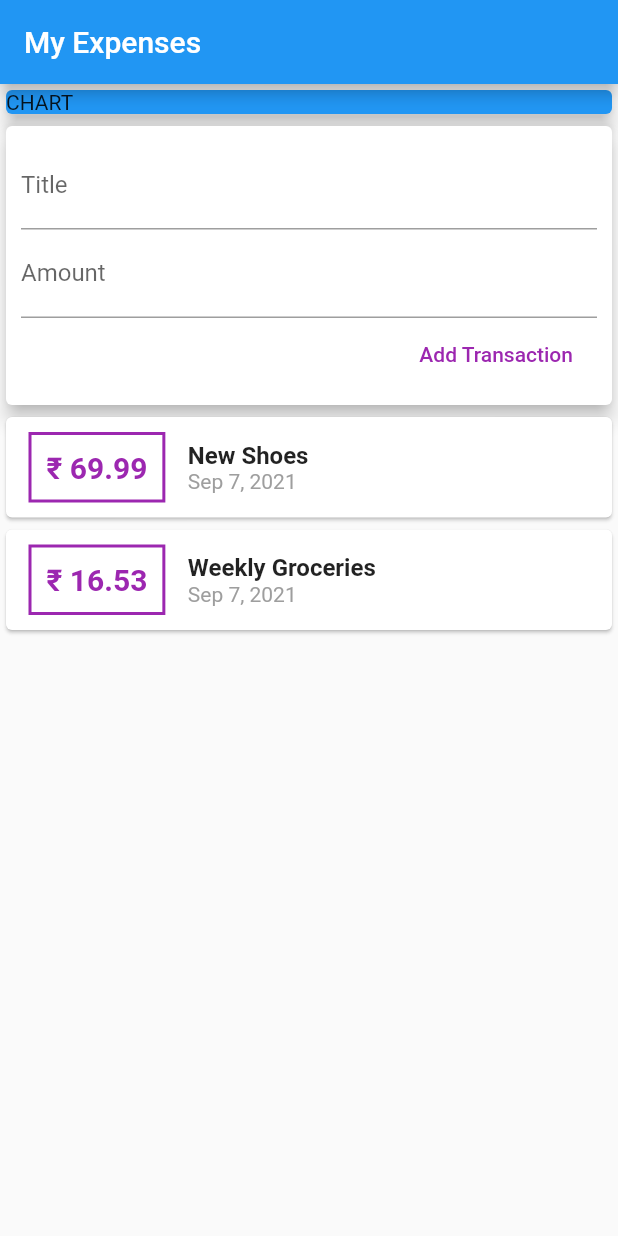
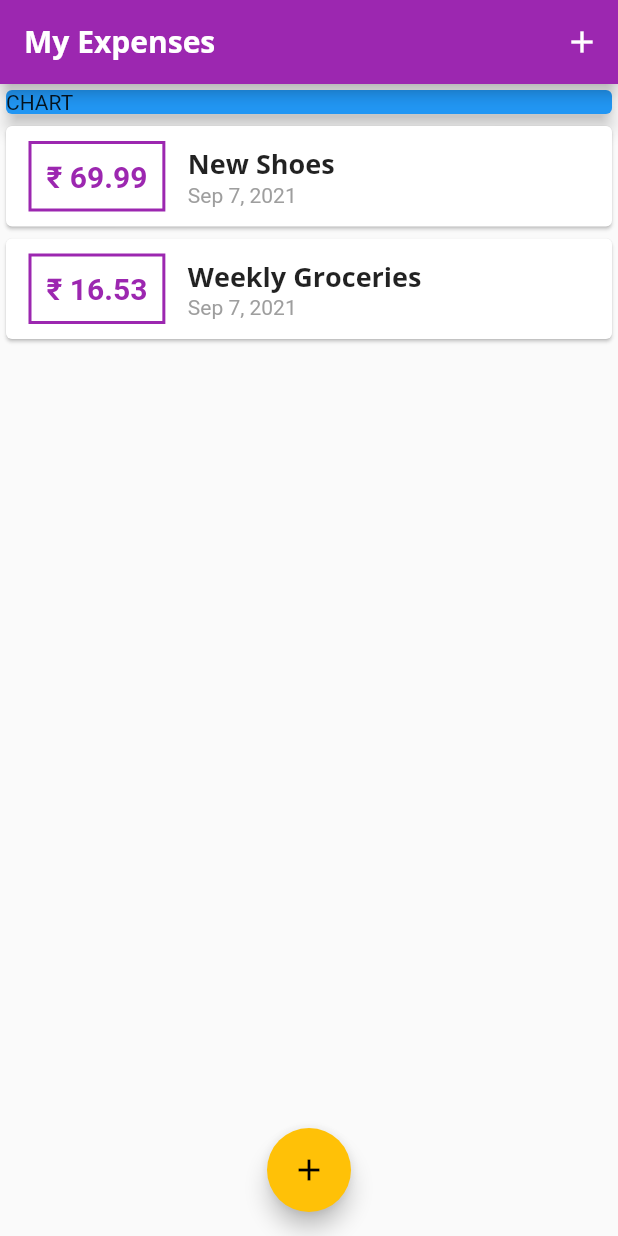
Before and after one commit to shinigamirex888/my_expenses, a Flutter app: the screen it shows after launch, on a phone screen of 412 x 824 dp. Run offline on Flutter 3.47's test engine with Material 2 defaults, Android fonts, the phone set to English and light mode, and no system bars.

Commit message:
Themes and font styles

```diff
--- a/lib/main.dart
+++ b/lib/main.dart
@@ -1,9 +1,9 @@
+import './widgets/new_transaction.dart';
 
+import './widgets/transaction_list.dart';
 
-import './widgets/user_transactions.dart';
 import 'package:flutter/material.dart';
-
-
+import './models/transaction.dart';
 
 void main() => runApp(MyApp());
 
@@ -11,26 +11,93 @@ class MyApp extends StatelessWidget {
   @override
   Widget build(BuildContext context) {
     return MaterialApp(
-      title: 'expenses_app',
+      title: 'My Expenses',
+      theme: ThemeData(
+        primarySwatch: Colors.purple,
+        accentColor: Colors.amber,
+        fontFamily: 'Quicksand',
+        textTheme: ThemeData.light().textTheme.copyWith(
+              headline6: TextStyle(
+                fontFamily: 'OpenSans',
+                fontWeight: FontWeight.bold,
+                fontSize: 18,
+              ),
+
+        ),
+        appBarTheme: AppBarTheme(
+          textTheme: ThemeData.light().textTheme.copyWith(
+                headline6: TextStyle(
+                  fontFamily: 'OpenSans',
+                  fontSize: 20,
+                  color: Colors.white,
+                  fontWeight: FontWeight.bold,
+                ),
+              ),
+        ),
+        ),
       home: MyHomePage(),
     );
   }
 }
 
-class MyHomePage extends StatelessWidget {
-
-
+class MyHomePage extends StatefulWidget {
   // String titleInput;
   // String amountInput;
-  final titleController = TextEditingController();
-  final amountController = TextEditingController();
+  @override
+  _MyHomePageState createState() => _MyHomePageState();
+}
 
+class _MyHomePageState extends State<MyHomePage> {
+
+  final List<Transaction> _userTransactions = [
+    Transaction(
+      id: 't1',
+      title: 'New Shoes',
+      amount: 69.99,
+      date: DateTime.now(),
+    ),
+    Transaction(
+      id: 't2',
+      title: 'Weekly Groceries',
+      amount: 16.53,
+      date: DateTime.now(),
+    ),
+  ];
+
+  void _addNewTransaction(String txTitle, double txAmount) {
+    final newTx = Transaction(
+      title: txTitle,
+      amount: txAmount,
+      date: DateTime.now(),
+      id: DateTime.now().toString(),
+    );
+
+    setState(() {
+      _userTransactions.add(newTx);
+    });
+  }
+
+  void _startAddNewTransaction(BuildContext ctx) {
+    showModalBottomSheet(context: ctx, builder: (bCtx) {
+      return GestureDetector(
+        onTap: () {},
+         child: NewTransaction(_addNewTransaction),
+         behavior: HitTestBehavior.opaque,
+         );
+    },);
+  }
 
   @override
   Widget build(BuildContext context) {
     return Scaffold(
       appBar: AppBar(
         title: Text('My Expenses'),
+        actions: <Widget>[
+          IconButton(
+            icon: Icon(Icons.add),
+            onPressed: () => _startAddNewTransaction(context),
+          ),
+        ],
       ),
       body: SingleChildScrollView(
         child: Column(
@@ -45,9 +112,14 @@ class MyHomePage extends StatelessWidget {
                 elevation: 5,
               ),
             ),
-            UserTransactions(),
+            TransactionList(_userTransactions),
           ],
         ),
+      ),
+      floatingActionButtonLocation: FloatingActionButtonLocation.centerFloat,
+      floatingActionButton: FloatingActionButton(
+        child: Icon(Icons.add),
+        onPressed: () => _startAddNewTransaction(context),
       ),
     );
   }
--- a/lib/widgets/new_transaction.dart
+++ b/lib/widgets/new_transaction.dart
@@ -1,11 +1,18 @@
 import 'package:flutter/material.dart';
 
-class NewTransaction extends StatelessWidget {
-  final titleController = TextEditingController();
-  final amountController = TextEditingController();
+class NewTransaction extends StatefulWidget {
   final Function addTx;
 
   NewTransaction(this.addTx);
+
+  @override
+  _NewTransactionState createState() => _NewTransactionState();
+}
+
+class _NewTransactionState extends State<NewTransaction> {
+  final titleController = TextEditingController();
+
+  final amountController = TextEditingController();
 
   void submitData() {
     final enteredTitle = titleController.text;
@@ -15,10 +22,12 @@ class NewTransaction extends StatelessWidget {
       return;
     }
 
-    addTx(
+    widget.addTx(
       enteredTitle,
       enteredAmount,
     );
+
+    Navigator.of(context).pop();
 
   }
 
--- a/lib/widgets/transaction_list.dart
+++ b/lib/widgets/transaction_list.dart
@@ -24,7 +24,7 @@ class TransactionList extends StatelessWidget {
                   ),
                   decoration: BoxDecoration(
                     border: Border.all(
-                      color: Colors.purple,
+                      color: Theme.of(context).primaryColor,
                       width: 2,
                     ),
                   ),
@@ -34,7 +34,7 @@ class TransactionList extends StatelessWidget {
                     style: TextStyle(
                       fontWeight: FontWeight.bold,
                       fontSize: 20,
-                      color: Colors.purple,
+                      color: Theme.of(context).primaryColor,
                     ),
                   ),
                 ),
@@ -43,10 +43,7 @@ class TransactionList extends StatelessWidget {
                   children: <Widget>[
                     Text(
                       transactions[index].title,
-                      style: TextStyle(
-                        fontSize: 16,
-                        fontWeight: FontWeight.bold,
-                      ),
+                      style: Theme.of(context).textTheme.headline6,
                     ),
                     Text(
                       DateFormat.yMMMd().format(transactions[index].date),
--- a/lib/widgets/user_transactions.dart
+++ /dev/null
@@ -1,50 +0,0 @@
-import './new_transaction.dart';
-import './transaction_list.dart';
-import 'package:flutter/material.dart';
-import '../models/transaction.dart';
-
-class UserTransactions extends StatefulWidget {
-  @override
-  _UserTransactionsState createState() => _UserTransactionsState();
-}
-
-class _UserTransactionsState extends State<UserTransactions> {
-
- final List<Transaction> _userTransactions = [
-    Transaction(
-      id: 't1',
-      title: 'New Shoes',
-      amount: 69.99,
-      date: DateTime.now(),
-    ),
-    Transaction(
-      id: 't2',
-      title: 'Weekly Groceries',
-      amount: 16.53,
-      date: DateTime.now(),
-    ),
-  ];
-
-  void _addNewTransaction(String txTitle, double txAmount) {
-    final newTx = Transaction(
-      title: txTitle,
-      amount: txAmount,
-      date: DateTime.now(),
-      id: DateTime.now().toString(),
-    );
-
-    setState(() {
-      _userTransactions.add(newTx);
-    });
-  }
- //'₹ ${tx.amount}'
-  @override
-  Widget build(BuildContext context) {
-    return Column(
-      children: <Widget>[
-        NewTransaction(_addNewTransaction),
-          TransactionList(_userTransactions),
-      ],
-    );
-  }
-}
```
Also changed, not shown: pubspec.yaml (+11 -6 lines), assets/fonts/OpenSans-Bold.ttf (added), assets/fonts/OpenSans-Regular.ttf (added), assets/fonts/Quicksand-Bold.ttf (added), assets/fonts/Quicksand-Light.ttf (added), assets/fonts/Quicksand-Medium.ttf (added), assets/fonts/Quicksand-Regular.ttf (added).
